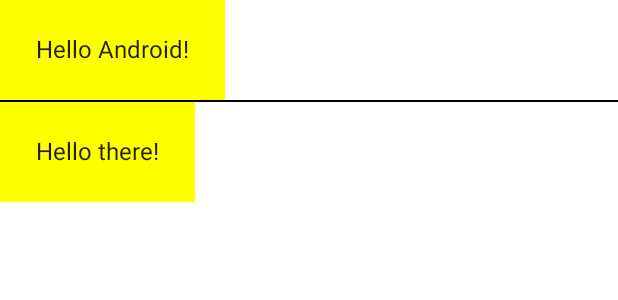
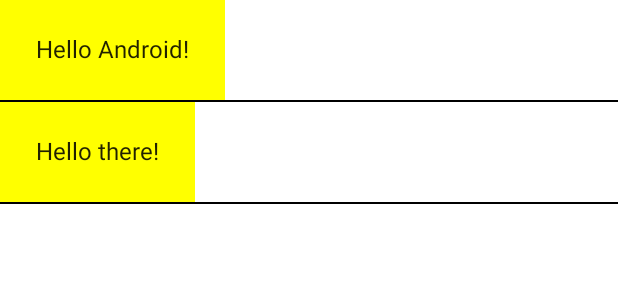
Before and after one commit to omtians9425/compose-basics, an Android app built with Jetpack Compose: the @Preview function DefaultPreview, on a phone screen of 412 x 824 dp. Shown: the top 300 px of the screen. Run offline under Robolectric (Android 15) with nearby library versions, the phone set to English and light mode, and no system bars.

```diff
--- a/app/src/main/java/com/example/compose/basics/MainActivity.kt
+++ b/app/src/main/java/com/example/compose/basics/MainActivity.kt
@@ -5,7 +5,6 @@ import androidx.appcompat.app.AppCompatActivity
 import androidx.compose.foundation.layout.Column
 import androidx.compose.foundation.layout.padding
 import androidx.compose.material.Divider
-import androidx.compose.material.MaterialTheme
 import androidx.compose.material.Surface
 import androidx.compose.material.Text
 import androidx.compose.runtime.Composable
@@ -37,11 +36,12 @@ fun MyApp(content: @Composable () -> Unit) {
 }
 
 @Composable
-fun MyScreenContent() {
+fun MyScreenContent(names: List<String> = listOf("Android", "there")) {
     Column {
-        Greeting(name = "Android")
-        Divider(color = Color.Black)
-        Greeting(name = "there")
+        names.forEach {
+            Greeting(it)
+            Divider(color = Color.Black)
+        }
     }
 }
 
```
